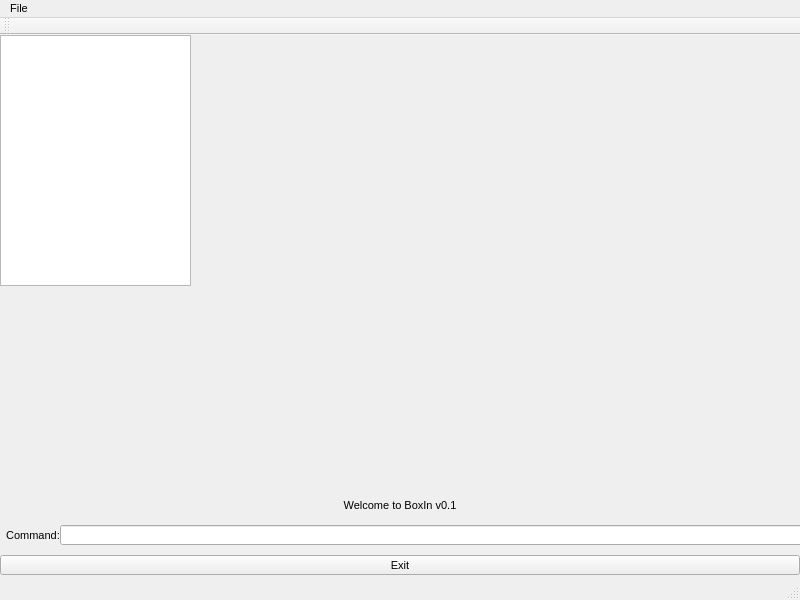
This is BoxIn/BoxIn/BoxIn.ui in cs2103aug2014-t13-1c/main as Qt 5 draws it before an edit. The edited form follows.
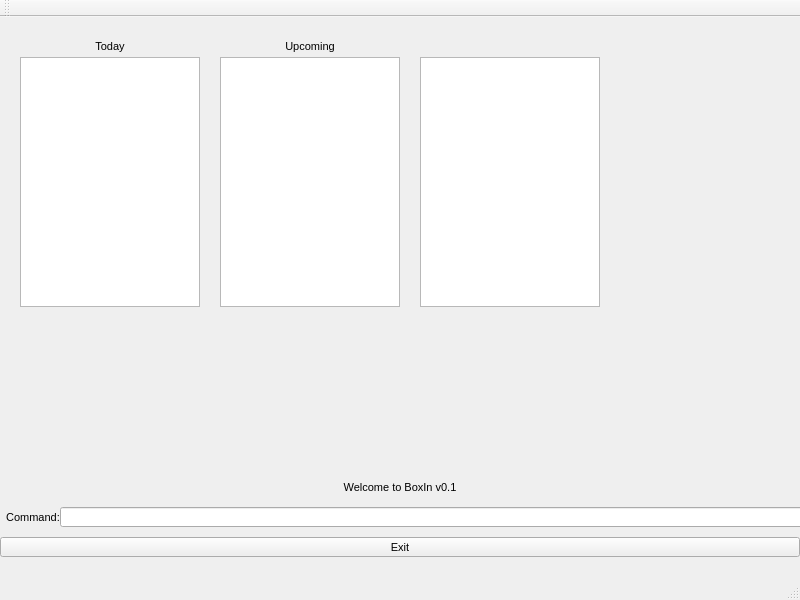
This is the edited form. Icons and pictures are not drawn.

The edit to the form file:
```diff
--- a/BoxIn/BoxIn/BoxIn.ui
+++ b/BoxIn/BoxIn/BoxIn.ui
@@ -66,10 +66,10 @@
    <widget class="QListWidget" name="displayFeed">
     <property name="geometry">
      <rect>
-      <x>0</x>
-      <y>0</y>
-      <width>191</width>
-      <height>251</height>
+      <x>20</x>
+      <y>40</y>
+      <width>180</width>
+      <height>250</height>
      </rect>
     </property>
    </widget>
@@ -111,6 +111,52 @@
      <string>Exit</string>
     </property>
    </widget>
+   <widget class="QListWidget" name="listWidget">
+    <property name="geometry">
+     <rect>
+      <x>220</x>
+      <y>40</y>
+      <width>180</width>
+      <height>250</height>
+     </rect>
+    </property>
+   </widget>
+   <widget class="QListWidget" name="listWidget_2">
+    <property name="geometry">
+     <rect>
+      <x>420</x>
+      <y>40</y>
+      <width>180</width>
+      <height>250</height>
+     </rect>
+    </property>
+   </widget>
+   <widget class="QLabel" name="todayLabel">
+    <property name="geometry">
+     <rect>
+      <x>20</x>
+      <y>20</y>
+      <width>180</width>
+      <height>20</height>
+     </rect>
+    </property>
+    <property name="text">
+     <string>&lt;html&gt;&lt;head/&gt;&lt;body&gt;&lt;p align=&quot;center&quot;&gt;Today&lt;/p&gt;&lt;/body&gt;&lt;/html&gt;</string>
+    </property>
+   </widget>
+   <widget class="QLabel" name="label">
+    <property name="geometry">
+     <rect>
+      <x>220</x>
+      <y>20</y>
+      <width>180</width>
+      <height>20</height>
+     </rect>
+    </property>
+    <property name="text">
+     <string>&lt;html&gt;&lt;head/&gt;&lt;body&gt;&lt;p align=&quot;center&quot;&gt;Upcoming&lt;/p&gt;&lt;/body&gt;&lt;/html&gt;</string>
+    </property>
+   </widget>
   </widget>
   <widget class="QMenuBar" name="menuBar">
    <property name="geometry">
@@ -121,12 +167,6 @@
      <height>21</height>
     </rect>
    </property>
-   <widget class="QMenu" name="menuFile">
-    <property name="title">
-     <string>File</string>
-    </property>
-   </widget>
-   <addaction name="menuFile"/>
   </widget>
   <widget class="QToolBar" name="mainToolBar">
    <attribute name="toolBarArea">
```
Left out of the diff: 3 changed lines with no effect on the pictures.
